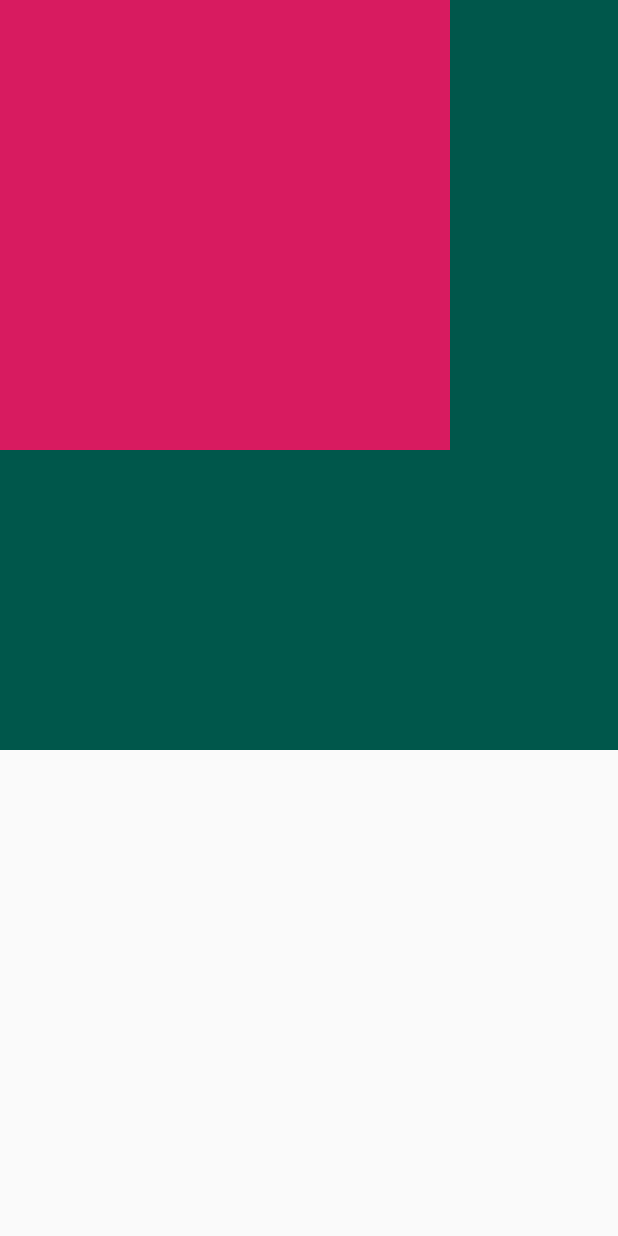
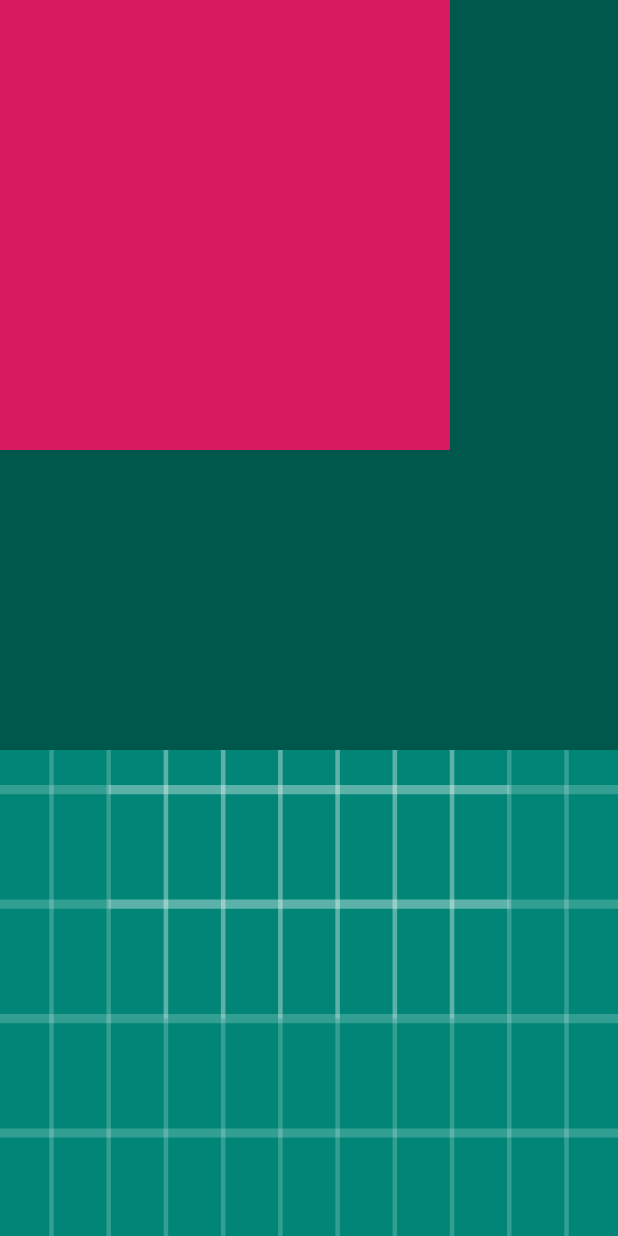
Before and after one commit to xieren58/Breath, an Android app: the EventActivity screen opened directly, with no data from a screen before it, on a phone screen of 412 x 824 dp. Run offline under Robolectric (Android 15) with nearby library versions, the phone set to English and light mode, and no system bars; our stand-ins replace ButterKnife.

Commit message:
优化冷启动

```diff
--- a/app/src/main/res/values/styles.xml
+++ b/app/src/main/res/values/styles.xml
@@ -5,6 +5,8 @@
         <!-- Customize your theme here. -->
         <!-- 无状态栏 -->
         <item name="android:windowFullscreen">true</item>
+        <!-- 启动程序会启动一个空白窗口，设置和闪屏页一样的图片，这样视觉上就能顺畅的过度到闪屏页 -->
+        <item name="android:windowBackground">@drawable/ic_launcher_background</item>
     </style>
 
 </resources>
```
